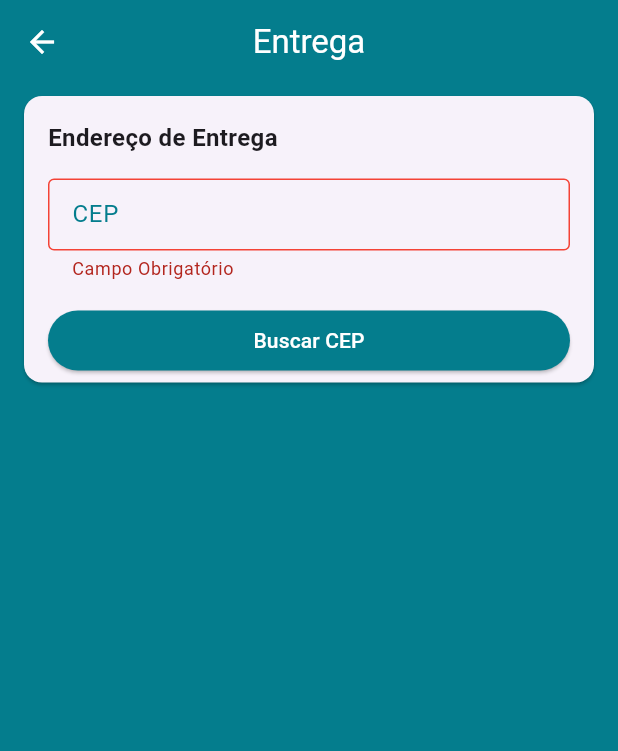
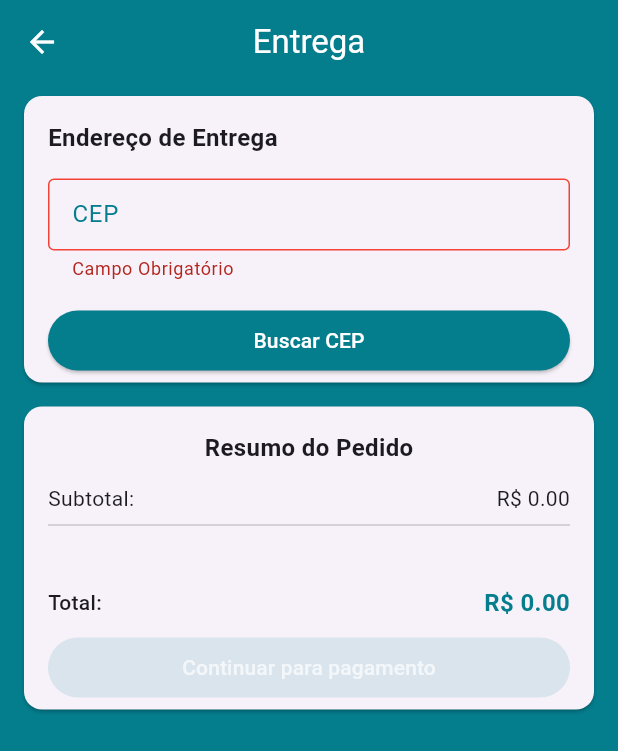
Before and after one commit to HectorCardoso53/loja_virtual_flutter, a Flutter app: the AddressScreen screen opened by its route, after a tap on "Buscar CEP", on a phone screen of 412 x 824 dp. Shown: the top 751 px of the screen. Run offline on Flutter 3.47's test engine with Material 3 defaults, Android fonts, the phone set to English and light mode, and no system bars; our stand-ins replace brasil_fields, carousel_slider, cloud_firestore, dio, faker, firebase_auth and 6 more; missing offline and left inert: alphabet_list_scroll_view; accounts and stored records are empty; network calls fail.

Commit message:
sexto Comit

```diff
--- a/lib/common/custom_drawer/drawer_tile.dart
+++ b/lib/common/custom_drawer/drawer_tile.dart
@@ -1,6 +1,5 @@
 import 'package:flutter/material.dart';
 import 'package:loja_virtual/models/page_manager.dart';
-import 'package:loja_virtual/screens/base/base_screen.dart';
 import 'package:provider/provider.dart';
 
 class DrawerTile extends StatelessWidget {
--- a/lib/common/price_card.dart
+++ b/lib/common/price_card.dart
@@ -14,6 +14,8 @@ class PriceCard extends StatelessWidget {
 
     final cartmanager = context.watch<CartManager>();
     final productPrice = cartmanager.productPrice;
+    final deliveryPrice = cartmanager.deliveryPrice;
+    final totalPrice = cartmanager.totalPrice;
 
     return Card(
       margin: EdgeInsets.symmetric(horizontal: 16, vertical: 8),
@@ -41,6 +43,17 @@ class PriceCard extends StatelessWidget {
             SizedBox(
               height: 16,
             ),
+            if(deliveryPrice != null)
+              ...[
+                Row(
+                  mainAxisAlignment: MainAxisAlignment.spaceBetween,
+                  children: [const Text('Entrega: '), Text('R\$ ${deliveryPrice.toStringAsFixed(2)}')],
+                ),
+                const Divider(),
+              ],
+            SizedBox(
+              height: 16,
+            ),
             Row(
               mainAxisAlignment: MainAxisAlignment.spaceBetween,
               children: [
@@ -51,7 +64,7 @@ class PriceCard extends StatelessWidget {
                   ),
                 ),
                 Text(
-                  'R\$ ${productPrice.toStringAsFixed(2)}',
+                  'R\$ ${totalPrice.toStringAsFixed(2)}',
                   style: TextStyle(
                     fontSize: 16,
                     color: Theme.of(context).primaryColor,
--- a/lib/models/address.dart
+++ b/lib/models/address.dart
@@ -1,5 +1,4 @@
 class Address {
-
   String street;
   String number;
   String complement;
@@ -10,6 +9,7 @@ class Address {
   double lat;
   double long;
 
+  // Construtor com valores padrão
   Address({
     this.street = '',
     this.number = '',
@@ -22,6 +22,33 @@ class Address {
     this.long = 0.0,
   });
 
+  // Construtor que inicializa os campos a partir de um Map e trata valores nulos
+  Address.fromMap(Map<String, dynamic> map)
+      : street = map['street'] ?? '',
+        number = map['number'] ?? '',
+        complement = map['complement'] ?? '',
+        district = map['district'] ?? '',
+        zipCode = map['zipcode'] ?? '',
+        city = map['city'] ?? '',
+        state = map['state'] ?? '',
+        lat = (map['lat'] ?? 0.0).toDouble(),
+        long = (map['long'] ?? 0.0).toDouble();
+
+  // Converte o endereço para um mapa
+  Map<String, dynamic> toMap() {
+    return {
+      'street': street,
+      'number': number,
+      'complement': complement,
+      'district': district,
+      'zipcode': zipCode,
+      'city': city,
+      'state': state,
+      'lat': lat,
+      'long': long,
+    };
+  }
+
   @override
   String toString() {
     return 'Address{street: $street, number: $number, complement: $complement, district: $district, zipCode: $zipCode, city: $city, state: $state, lat: $lat, long: $long}';
--- a/lib/screens/address/address_screen.dart
+++ b/lib/screens/address/address_screen.dart
@@ -1,4 +1,7 @@
 import 'package:flutter/material.dart';
+import 'package:loja_virtual/common/price_card.dart';
+import 'package:loja_virtual/models/cart_manager.dart';
+import 'package:provider/provider.dart';
 
 import 'components/address_card.dart';
 
@@ -21,6 +24,16 @@ class AddressScreen extends StatelessWidget {
       body: ListView(
         children: [
           AddressCard(),
+          Consumer<CartManager>(
+            builder: (_,cartManager,__){
+              return PriceCard(
+                buttonText: 'Continuar para pagamento',
+                onPressed: cartManager.isAddressValid ? (){
+
+                }: null,
+              );
+            },
+          ),
         ],
       ),
     );
--- a/lib/screens/address/components/address_card.dart
+++ b/lib/screens/address/components/address_card.dart
@@ -9,6 +9,7 @@ import 'cep_input_field.dart';
 class AddressCard extends StatelessWidget {
   @override
   Widget build(BuildContext context) {
+    final cartManager = context.watch<CartManager>();
     return Card(
       margin: const EdgeInsets.symmetric(
         horizontal: 16,
@@ -18,7 +19,8 @@ class AddressCard extends StatelessWidget {
         padding: const EdgeInsets.fromLTRB(16, 16, 16, 4),
         child: Consumer<CartManager>(
           builder: (_, cartManager, __) {
-            final address = cartManager.address ?? Address(); // Obtém o endereço ou instancia um novo
+            final address = cartManager.address ??
+                Address(); // Obtém o endereço ou instancia um novo
             print(address);
 
             return Form(
@@ -37,8 +39,18 @@ class AddressCard extends StatelessWidget {
                   // Campo de entrada de CEP
                   CepInputField(address),
                   // Exibe o AddressInputField apenas se o zipCode estiver preenchido
-                  if (address.zipCode != null && address.zipCode.isNotEmpty)
+                  if (address.zipCode != null && address.zipCode.isNotEmpty && cartManager.deliveryPrice == null)
                     AddressInputField(),
+                  if (address.zipCode != null &&
+                      address.zipCode.isNotEmpty &&
+                      cartManager.deliveryPrice != null)
+                    Padding(
+                      padding: const EdgeInsets.only(bottom: 16),
+                      child: Text(
+                        '${address.street}, ${address.number}\n${address.district}\n'
+                            '${address.city} - ${address.state}'
+                      ),
+                    ),
                 ],
               ),
             );
--- a/lib/screens/address/components/cep_input_field.dart
+++ b/lib/screens/address/components/cep_input_field.dart
@@ -7,7 +7,6 @@ import 'package:loja_virtual/models/cart_manager.dart';
 import 'package:provider/provider.dart';
 
 class CepInputField extends StatefulWidget {
-
   final Address address;
 
   CepInputField(this.address);
@@ -17,7 +16,6 @@ class CepInputField extends StatefulWidget {
 }
 
 class _CepInputFieldState extends State<CepInputField> {
-
   final TextEditingController cepController = TextEditingController();
 
   @override
@@ -30,6 +28,7 @@ class _CepInputFieldState extends State<CepInputField> {
   @override
   Widget build(BuildContext context) {
     final address = widget.address;
+    final cartManager = context.watch<CartManager>();
 
     // Caso o zipCode ainda não esteja preenchido, exibe o TextFormField para preencher o CEP
     if (address.zipCode == null || address.zipCode!.isEmpty) {
@@ -37,6 +36,7 @@ class _CepInputFieldState extends State<CepInputField> {
         crossAxisAlignment: CrossAxisAlignment.stretch,
         children: [
           TextFormField(
+            enabled: !cartManager.loading,
             controller: cepController,
             decoration: InputDecoration(
               isDense: true,
@@ -47,8 +47,8 @@ class _CepInputFieldState extends State<CepInputField> {
               ),
               border: const OutlineInputBorder(
                 borderSide: BorderSide(
-                  color: Color.fromARGB(
-                      255, 4, 125, 141), // Cor padrão da borda
+                  color:
+                      Color.fromARGB(255, 4, 125, 141), // Cor padrão da borda
                 ),
               ),
               enabledBorder: const OutlineInputBorder(
@@ -64,8 +64,8 @@ class _CepInputFieldState extends State<CepInputField> {
                 ),
               ),
               errorBorder: const OutlineInputBorder(
-                borderSide: BorderSide(
-                    color: Colors.red), // Cor da borda com erro
+                borderSide:
+                    BorderSide(color: Colors.red), // Cor da borda com erro
               ),
               focusedErrorBorder: const OutlineInputBorder(
                 borderSide: BorderSide(
@@ -88,20 +88,35 @@ class _CepInputFieldState extends State<CepInputField> {
             },
           ),
           const SizedBox(height: 16),
+          if (cartManager.loading)
+            LinearProgressIndicator(
+              valueColor:
+                  AlwaysStoppedAnimation(Theme.of(context).primaryColor),
+              backgroundColor: Colors.transparent,
+            ),
           ElevatedButton(
-            onPressed: () {
-              if (Form.of(context).validate()) {
-                context.read<CartManager>().getAddress(cepController.text);
-              }
-            },
+            onPressed: !cartManager.loading
+                ? () async {
+                    if (Form.of(context).validate()) {
+                      try {
+                        await context
+                            .read<CartManager>()
+                            .getAddress(cepController.text);
+                      } catch (e) {
+                        ScaffoldMessenger.of(context).showSnackBar(
+                          SnackBar(
+                            content: Text('$e'),
+                            backgroundColor: Colors.redAccent,
+                          ),
+                        );
+                      }
+                    }
+                  }
+                : null,
             style: ElevatedButton.styleFrom(
-              backgroundColor: Theme
-                  .of(context)
-                  .primaryColor,
-              disabledBackgroundColor: Theme
-                  .of(context)
-                  .primaryColor
-                  .withAlpha(100),
+              backgroundColor: Theme.of(context).primaryColor,
+              disabledBackgroundColor:
+                  Theme.of(context).primaryColor.withAlpha(100),
             ),
             child: const Text(
               'Buscar CEP',
@@ -114,19 +129,20 @@ class _CepInputFieldState extends State<CepInputField> {
       return Row(
         children: [
           Expanded(
-            child: Text('CEP: ${address.zipCode}', style: TextStyle(color: Theme
-                .of(context)
-                .primaryColor,
-              fontWeight: FontWeight.w600,
-              fontSize: 18
-            ),
+            child: Text(
+              'CEP: ${address.zipCode}',
+              style: TextStyle(
+                  color: Theme.of(context).primaryColor,
+                  fontWeight: FontWeight.w600,
+                  fontSize: 18),
             ),
           ),
-          CustomIconButton(iconData: Icons.edit,
+          CustomIconButton(
+            iconData: Icons.edit,
             color: Theme.of(context).primaryColor,
-          onTap: (){
-            context.read<CartManager>().removeAddress();
-          },
+            onTap: () {
+              context.read<CartManager>().removeAddress();
+            },
           ),
         ],
       );
```
Also changed, not shown: lib/common/empty_cart.dart (added, +38 -0 lines), lib/common/login_card.dart (added, +54 -0 lines), lib/models/cart_manager.dart (+49 -8 lines), lib/models/users.dart (+13 -0 lines), lib/screens/address/components/address_input_field.dart (+22 -4 lines), lib/screens/base/base_screen.dart (+6 -1 lines), lib/screens/cart/cart_screem.dart (+11 -0 lines).
